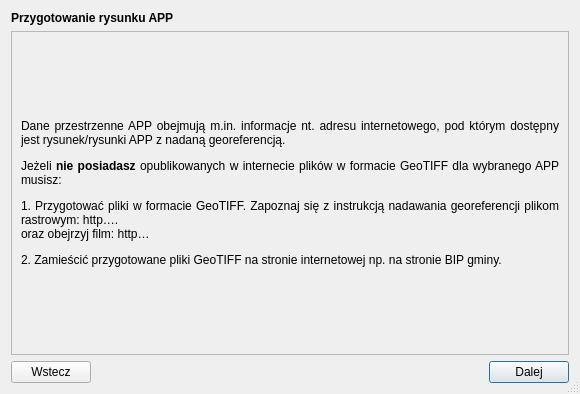
The window that modules/app/views/ui/raster_instrukcja_dialog_base.ui (envirosolutionspl/wtyczka_qgis_app) describes before a commit, drawn with Qt 5.
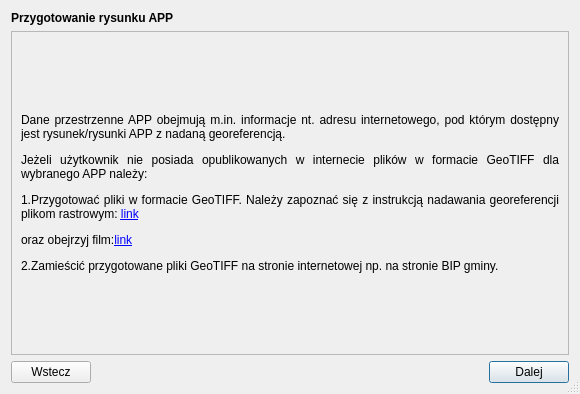
The same window after the commit.

```diff
--- a/modules/app/views/ui/raster_instrukcja_dialog_base.ui
+++ b/modules/app/views/ui/raster_instrukcja_dialog_base.ui
@@ -48,8 +48,8 @@
          <rect>
           <x>0</x>
           <y>0</y>
-          <width>564</width>
-          <height>324</height>
+          <width>558</width>
+          <height>308</height>
          </rect>
         </property>
         <layout class="QGridLayout" name="gridLayout_2">
@@ -61,7 +61,7 @@
             </font>
            </property>
            <property name="text">
-            <string>&lt;html&gt;&lt;head/&gt;&lt;body&gt;&lt;p&gt;Dane przestrzenne APP obejmują m.in. informacje nt. adresu internetowego, pod którym dostępny jest rysunek/rysunki APP z nadaną georeferencją. &lt;/p&gt;&lt;p&gt;Jeżeli &lt;span style=&quot; font-weight:600;&quot;&gt;nie posiadasz&lt;/span&gt; opublikowanych w internecie plików w formacie GeoTIFF dla wybranego APP musisz: &lt;/p&gt;&lt;p&gt;1. Przygotować pliki w formacie GeoTIFF. Zapoznaj się z instrukcją nadawania georeferencji plikom rastrowym: http…. &lt;br/&gt;oraz obejrzyj film: http… &lt;/p&gt;&lt;p&gt;2. Zamieścić przygotowane pliki GeoTIFF na stronie internetowej np. na stronie BIP gminy.  &lt;/p&gt;&lt;/body&gt;&lt;/html&gt;</string>
+            <string>&lt;html&gt;&lt;head/&gt;&lt;body&gt;&lt;p&gt;Dane przestrzenne APP obejmują m.in. informacje nt. adresu internetowego, pod którym dostępny jest rysunek/rysunki APP z nadaną georeferencją. &lt;/p&gt;&lt;p&gt;Jeżeli użytkownik nie posiada opublikowanych w internecie plików w formacie GeoTIFF dla wybranego APP należy: &lt;/p&gt;&lt;p&gt;1.Przygotować pliki w formacie GeoTIFF. Należy zapoznać się z instrukcją nadawania georeferencji plikom rastrowym: &lt;a href=&quot;https://www.envirosolutions.pl/&quot;&gt;&lt;span style=&quot; text-decoration: underline; color:#0000ff;&quot;&gt;link&lt;/span&gt;&lt;/a&gt;&lt;/p&gt;&lt;p&gt;oraz obejrzyj film:&lt;span style=&quot; color:#000000;&quot;/&gt;&lt;a href=&quot;https://www.envirosolutions.pl/&quot;&gt;&lt;span style=&quot; text-decoration: underline; color:#0000ff;&quot;&gt;link&lt;/span&gt;&lt;/a&gt;&lt;/p&gt;&lt;p&gt;2.Zamieścić przygotowane pliki GeoTIFF na stronie internetowej np. na stronie BIP gminy. &lt;/p&gt;&lt;/body&gt;&lt;/html&gt;</string>
            </property>
            <property name="alignment">
             <set>Qt::AlignJustify|Qt::AlignVCenter</set>
```
